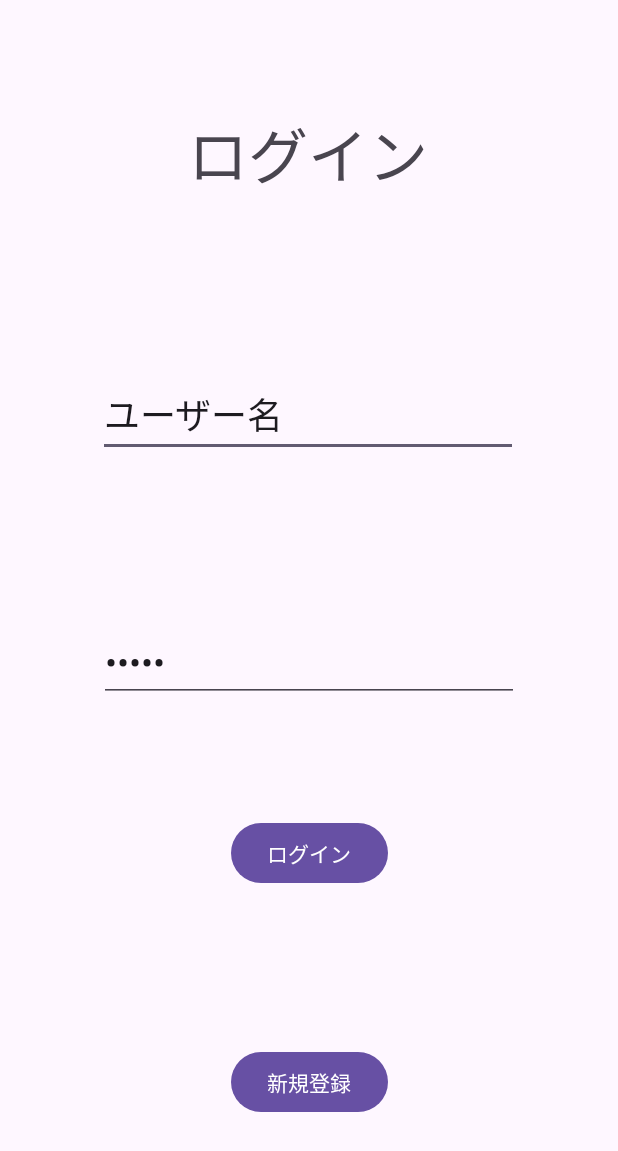
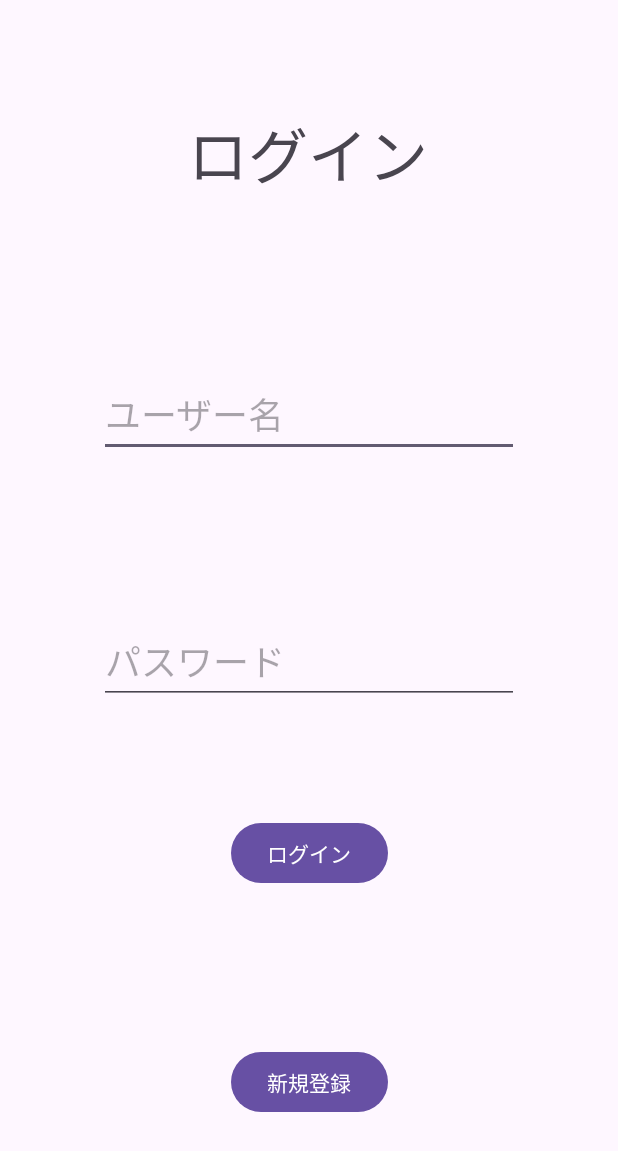
Before and after one commit to itc-s21014/pbl2, an Android app: the layout activity_main.xml on its own in the app's theme, with its tools: preview values and no code run, on a phone screen of 412 x 824 dp. Shown: the top 1151 px of the screen. Run offline under Robolectric (Android 15) with nearby library versions, the phone set to English and light mode, and no system bars.

Commit message:
ログイン画面を表示する

```diff
--- a/app/src/main/res/layout/activity_main.xml
+++ b/app/src/main/res/layout/activity_main.xml
@@ -26,39 +26,12 @@
         android:orientation="horizontal"
         app:layout_constraintGuide_percent="0.23" />
 
-    <EditText
-        android:id="@+id/name"
-        android:layout_width="wrap_content"
-        android:layout_height="wrap_content"
-        android:ems="10"
-        android:inputType="text"
-        android:text="@string/name"
-        android:textSize="24dp"
-        app:layout_constraintBottom_toTopOf="@+id/guideline3"
-        app:layout_constraintEnd_toEndOf="parent"
-        app:layout_constraintHorizontal_bias="0.497"
-        app:layout_constraintStart_toStartOf="parent"
-        app:layout_constraintTop_toTopOf="@+id/guideline2" />
-
     <androidx.constraintlayout.widget.Guideline
         android:id="@+id/guideline3"
         android:layout_width="wrap_content"
         android:layout_height="wrap_content"
         android:orientation="horizontal"
         app:layout_constraintGuide_percent="0.44" />
-
-    <EditText
-        android:id="@+id/password"
-        android:layout_width="wrap_content"
-        android:layout_height="wrap_content"
-        android:ems="10"
-        android:inputType="textPassword"
-        android:text="@string/passwd"
-        android:textSize="24dp"
-        app:layout_constraintBottom_toTopOf="@+id/guideline4"
-        app:layout_constraintEnd_toEndOf="parent"
-        app:layout_constraintStart_toStartOf="parent"
-        app:layout_constraintTop_toTopOf="@+id/guideline3" />
 
     <androidx.constraintlayout.widget.Guideline
         android:id="@+id/guideline4"
@@ -94,4 +67,31 @@
         app:layout_constraintStart_toStartOf="parent"
         app:layout_constraintTop_toTopOf="@+id/guideline5" />
 
+    <EditText
+        android:id="@+id/name"
+        android:layout_width="wrap_content"
+        android:layout_height="wrap_content"
+        android:ems="10"
+        android:gravity="start|top"
+        android:inputType="textMultiLine"
+        android:hint="ユーザー名"
+        android:textSize="24sp"
+        app:layout_constraintBottom_toTopOf="@+id/guideline3"
+        app:layout_constraintEnd_toEndOf="parent"
+        app:layout_constraintStart_toStartOf="parent"
+        app:layout_constraintTop_toTopOf="@+id/guideline2" />
+
+    <EditText
+        android:id="@+id/password"
+        android:layout_width="wrap_content"
+        android:layout_height="wrap_content"
+        android:ems="10"
+        android:inputType="numberPassword"
+        android:hint="パスワード"
+        android:textSize="24sp"
+        app:layout_constraintBottom_toTopOf="@+id/guideline4"
+        app:layout_constraintEnd_toEndOf="parent"
+        app:layout_constraintStart_toStartOf="parent"
+        app:layout_constraintTop_toTopOf="@+id/guideline3" />
+
 </androidx.constraintlayout.widget.ConstraintLayout>
```
